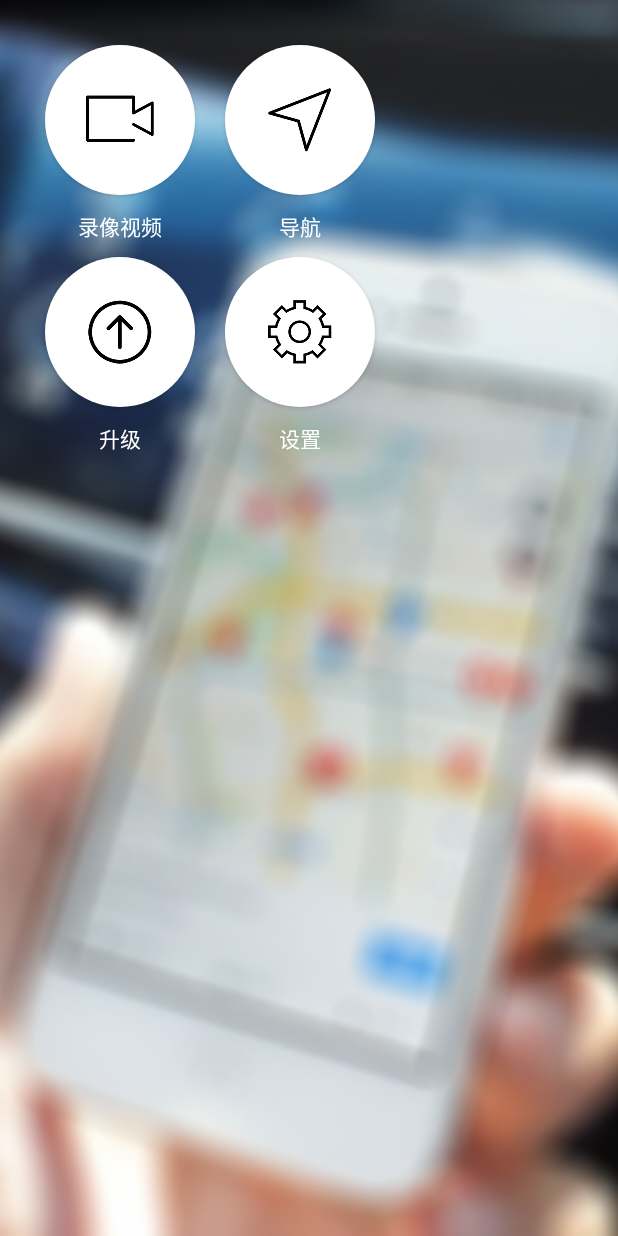
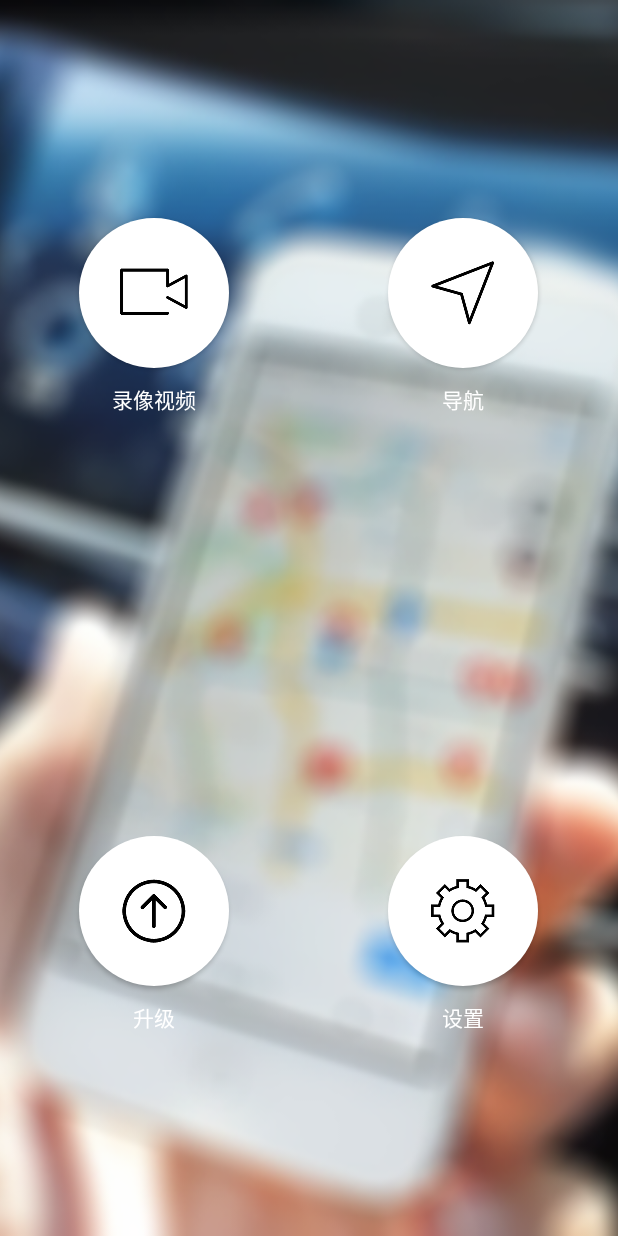
Before and after one commit to xjyhehe/GuidingApp, an Android app: the layout activity_main.xml on its own in the app's theme, with its tools: preview values and no code run, on a phone screen of 412 x 824 dp. Run offline under Robolectric (Android 15) with nearby library versions, the phone set to English and light mode, and no system bars.

Commit message:
修改布局

```diff
--- a/MyApplication/app/build.gradle
+++ b/MyApplication/app/build.gradle
@@ -5,7 +5,7 @@ android {
     compileSdkVersion 25
     buildToolsVersion "25.0.2"
     defaultConfig {
-        applicationId "com.nevagation.guidingapp"
+        applicationId "com.navigation.guidingapp"
         minSdkVersion 15
         targetSdkVersion 25
         versionCode 1
--- a/MyApplication/app/src/main/java/com/nevagation/guidingapp/FullscreenActivity.java
+++ b/MyApplication/app/src/main/java/com/navigation/guidingapp/NavigationActivity.java
@@ -1,4 +1,4 @@
-package com.nevagation.guidingapp;
+package com.navigation.guidingapp;
 
 import android.os.Bundle;
 import android.support.v7.app.AppCompatActivity;
@@ -6,7 +6,7 @@ import android.support.v7.app.AppCompatActivity;
 import com.amap.api.maps.AMap;
 import com.amap.api.maps.MapView;
 
-public class FullscreenActivity extends AppCompatActivity {
+public class NavigationActivity extends AppCompatActivity {
 
     private MapView mMapView = null;
     private AMap aMap = null;
--- a/MyApplication/app/src/main/java/com/nevagation/guidingapp/base/BaseActivity.java
+++ b/MyApplication/app/src/main/java/com/navigation/guidingapp/base/BaseActivity.java
@@ -1,4 +1,4 @@
-package com.nevagation.guidingapp.base;
+package com.navigation.guidingapp.base;
 
 import android.support.v7.app.AppCompatActivity;
 import android.widget.Toast;
--- a/MyApplication/app/src/main/res/layout/activity_main.xml
+++ b/MyApplication/app/src/main/res/layout/activity_main.xml
@@ -4,8 +4,7 @@
     xmlns:tools="http://schemas.android.com/tools"
     android:id="@+id/activity_main"
     android:layout_width="match_parent"
-    android:layout_height="match_parent"
-    >
+    android:layout_height="match_parent">
 
     <ImageView
         android:layout_width="match_parent"
@@ -18,18 +17,19 @@
         android:layout_width="match_parent"
         android:layout_height="match_parent"
         android:columnCount="2"
-        android:padding="20dp"
-        android:rowCount="3">
+        android:rowCount="2">
 
         <LinearLayout
             android:layout_width="wrap_content"
             android:layout_height="wrap_content"
+            android:layout_columnWeight="1"
+            android:layout_rowWeight="1"
+            android:gravity="center"
             android:orientation="vertical">
 
             <ImageButton
                 android:id="@+id/ib_video"
                 style="@style/circle_button"
-                android:layout_gravity="center_horizontal"
                 android:background="@drawable/btn_circle_selector"
                 android:elevation="10dp"
                 android:src="@drawable/vedio" />
@@ -37,7 +37,6 @@
             <TextView
                 android:layout_width="wrap_content"
                 android:layout_height="wrap_content"
-                android:layout_gravity="center_horizontal"
                 android:text="录像视频"
                 android:textColor="@android:color/white" />
         </LinearLayout>
@@ -45,6 +44,9 @@
         <LinearLayout
             android:layout_width="wrap_content"
             android:layout_height="wrap_content"
+            android:layout_columnWeight="1"
+            android:layout_rowWeight="1"
+            android:gravity="center"
             android:orientation="vertical">
 
             <ImageButton
@@ -58,7 +60,6 @@
             <TextView
                 android:layout_width="wrap_content"
                 android:layout_height="wrap_content"
-                android:layout_gravity="center_horizontal"
                 android:text="导航"
                 android:textColor="@android:color/white" />
         </LinearLayout>
@@ -66,6 +67,9 @@
         <LinearLayout
             android:layout_width="wrap_content"
             android:layout_height="wrap_content"
+            android:layout_columnWeight="1"
+            android:layout_rowWeight="1"
+            android:gravity="center"
             android:orientation="vertical">
 
             <ImageButton
@@ -78,7 +82,6 @@
             <TextView
                 android:layout_width="wrap_content"
                 android:layout_height="wrap_content"
-                android:layout_gravity="center_horizontal"
                 android:text="升级"
                 android:textColor="@android:color/white" />
         </LinearLayout>
@@ -86,6 +89,9 @@
         <LinearLayout
             android:layout_width="wrap_content"
             android:layout_height="wrap_content"
+            android:layout_columnWeight="1"
+            android:gravity="center"
+            android:layout_rowWeight="1"
             android:orientation="vertical">
 
             <ImageButton
@@ -99,7 +105,6 @@
             <TextView
                 android:layout_width="wrap_content"
                 android:layout_height="wrap_content"
-                android:layout_gravity="center_horizontal"
                 android:text="设置"
                 android:textColor="@android:color/white" />
         </LinearLayout>
```
Also changed, not shown: MyApplication/app/src/main/AndroidManifest.xml (+8 -5 lines), MyApplication/app/src/main/java/com/navigation/guidingapp/MainActivity.java (renamed from MyApplication/app/src/main/java/com/nevagation/guidingapp/MainActivity.java, +6 -2 lines).
